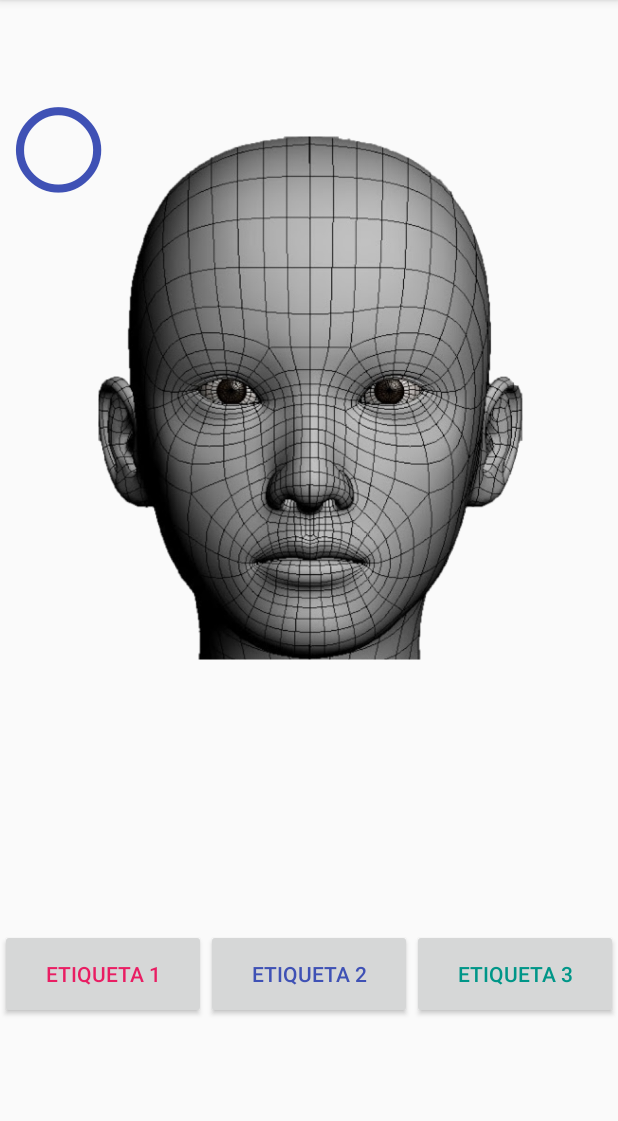
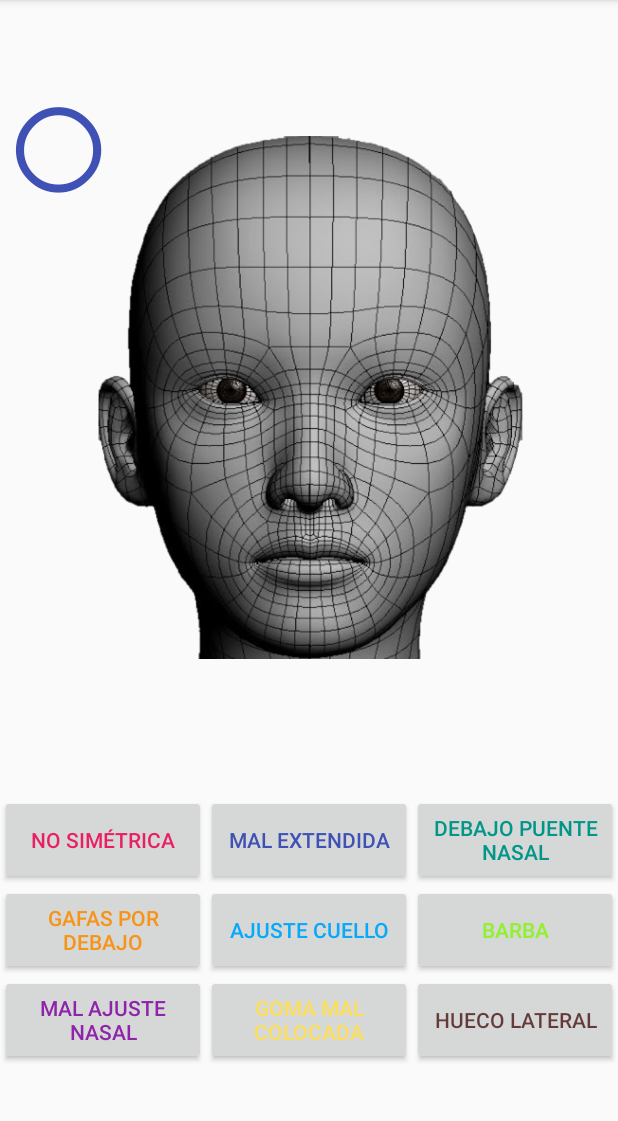
Before and after one commit to jesus-tomas-girones/Mascarillas, an Android app: the LabelActivity screen opened directly, with no data from a screen before it, on a phone screen of 412 x 824 dp, the part 84-1205 px from its top. Run offline under Robolectric (Android 15) with nearby library versions, the phone set to English and light mode, and no system bars; 1 statement that could not run was skipped.

Commit message:
Agregando más etiquetas al activity_label

```diff
--- a/app/src/main/java/es/upv/master/android/reconocimientofacial/EvaluadorActivity.java
+++ b/app/src/main/java/es/upv/master/android/reconocimientofacial/EvaluadorActivity.java
@@ -3,6 +3,7 @@ package es.upv.master.android.reconocimientofacial;
 import android.content.Context;
 import android.content.Intent;
 import android.os.Bundle;
+import android.util.Log;
 import android.view.View;
 import android.widget.Toast;
 
@@ -17,6 +18,8 @@ import com.google.firebase.firestore.FirebaseFirestore;
 import com.google.firebase.firestore.Query;
 
 import java.io.Serializable;
+
+import es.upv.master.android.reconocimientofacial.label.LabelActivity;
 
 import static es.upv.master.android.reconocimientofacial.RecognitionActivity.nombreDirectorioFotos;
 
@@ -37,8 +40,8 @@ public class EvaluadorActivity extends AppCompatActivity {
 
         //
         tabs = (TabLayout) findViewById(R.id.tabs);
-        String tab0 = getResources().getString(R.string.tab_lista_evaluados);
-        String tab1 = getResources().getString(R.string.tab_lista_sin_evaluar);
+        String tab1 = getResources().getString(R.string.tab_lista_evaluados);
+        String tab0 = getResources().getString(R.string.tab_lista_sin_evaluar);
         tabs.addTab(tabs.newTab().setText(tab0));
         tabs.addTab(tabs.newTab().setText(tab1));
         tabs.setTabMode(TabLayout.MODE_SCROLLABLE);
@@ -91,13 +94,15 @@ public class EvaluadorActivity extends AppCompatActivity {
             public void onClick(View view) {
                 int position = recyclerView.getChildAdapterPosition(view);
                 Photo photoItem = (Photo) adaptador.getItem(position);
-                //String idItem = adaptador.getSnapshots().getSnapshot(position).getId();
+                String namePhoto = adaptador.getSnapshots().getSnapshot(position).getId();
+                String type = String.valueOf(namePhoto.charAt(namePhoto.length()-1));
+                Log.d("Nombre Photo", "Nombre: "+namePhoto+" Tipo: "+type);
                 Context context = getApplicationContext();
-                Intent intent = new Intent(context, DetailsPhotoActivity.class);
+                Intent intent = new Intent(context, LabelActivity.class);
                 intent.addFlags(Intent.FLAG_ACTIVITY_NEW_TASK);
-                intent.putExtra("Id_photoDetails", photoItem.getCreation_date());
-                intent.putExtra("Label_photoDetails", photoItem.isLabelled());
-                intent.putExtra("URL_photoDetails", photoItem.getUrlPhoto());
+                intent.putExtra("Id_photoLabel", photoItem.getCreation_date());
+                intent.putExtra("Label_photoLabel", photoItem.isLabelled());
+                intent.putExtra("URL_photoLabel", photoItem.getUrlPhoto());
                 context.startActivity(intent);
             }
         });
--- a/app/src/main/java/es/upv/master/android/reconocimientofacial/MainActivity.java
+++ b/app/src/main/java/es/upv/master/android/reconocimientofacial/MainActivity.java
@@ -58,8 +58,9 @@ public class MainActivity extends AppCompatActivity {
         }
 
         else if (id == R.id.menu_ser_evaluador) {
-
-            alertDialogLogin();
+            //alertDialogLogin();
+            Intent i = new Intent(getApplicationContext(), EvaluadorActivity.class);
+            startActivity(i);
             return true;
         }
 
--- a/app/src/main/java/es/upv/master/android/reconocimientofacial/label/LabelActivity.java
+++ b/app/src/main/java/es/upv/master/android/reconocimientofacial/label/LabelActivity.java
@@ -8,6 +8,9 @@ import android.widget.ImageView;
 import android.widget.TextView;
 
 import androidx.appcompat.app.AppCompatActivity;
+
+import com.bumptech.glide.Glide;
+
 import es.upv.master.android.reconocimientofacial.R;
 
 public class LabelActivity extends AppCompatActivity implements View.OnTouchListener {
@@ -30,6 +33,15 @@ public class LabelActivity extends AppCompatActivity implements View.OnTouchList
       circle3 = findViewById(R.id.textView3);
       photo.setOnTouchListener(this);
       //Cargamos la imagen de storage
+      Bundle extras = getIntent().getExtras();
+      //Long idPhoto = extras.getLong("Id_photoLabel");
+      //boolean labelPhoto = extras.getBoolean("Label_photoLabel");
+      String uriPhoto = extras.getString("URL_photoLabel");
+
+      Glide.with(getApplicationContext())
+              .load(uriPhoto)
+              .placeholder(R.drawable.mask_frontal)
+              .into(photo);
    }
 
    private TextView getCircle() {
--- a/app/src/main/res/layout/activity_label.xml
+++ b/app/src/main/res/layout/activity_label.xml
@@ -13,7 +13,6 @@
         android:layout_height="530dp"
         android:adjustViewBounds="true"
         android:cropToPadding="true"
-        android:scaleType="centerInside"
         app:layout_constraintEnd_toEndOf="parent"
         app:layout_constraintStart_toStartOf="parent"
         app:layout_constraintTop_toTopOf="parent"
@@ -21,39 +20,38 @@
 
     <Button
         android:id="@+id/btn_1"
-        android:tag="1"
         android:layout_width="0dp"
         android:layout_height="60dp"
-        android:text="etiqueta 1"
+        android:onClick="onButtonClic"
+        android:tag="1"
+        android:text="@string/label_1"
         android:textColor="#E91E63"
-        android:onClick="onButtonClic"
-        app:layout_constraintBottom_toBottomOf="parent"
         app:layout_constraintEnd_toStartOf="@+id/btn_2"
         app:layout_constraintHorizontal_bias="0.5"
         app:layout_constraintStart_toStartOf="parent"
         app:layout_constraintTop_toBottomOf="@+id/photo" />
+
     <Button
         android:id="@+id/btn_2"
         android:layout_width="0dp"
         android:layout_height="60dp"
-        android:text="etiqueta 2"
+        android:onClick="onButtonClic"
         android:tag="2"
+        android:text="@string/label_2"
         android:textColor="#3F51B5"
-        android:onClick="onButtonClic"
-        app:layout_constraintBottom_toBottomOf="parent"
         app:layout_constraintEnd_toStartOf="@+id/btn_3"
         app:layout_constraintHorizontal_bias="0.5"
         app:layout_constraintStart_toEndOf="@id/btn_1"
         app:layout_constraintTop_toBottomOf="@+id/photo" />
+
     <Button
         android:id="@+id/btn_3"
         android:layout_width="0dp"
         android:layout_height="60dp"
-        android:text="etiqueta 3"
+        android:onClick="onButtonClic"
         android:tag="3"
+        android:text="@string/label_3"
         android:textColor="#009688"
-        android:onClick="onButtonClic"
-        app:layout_constraintBottom_toBottomOf="parent"
         app:layout_constraintEnd_toEndOf="parent"
         app:layout_constraintHorizontal_bias="0.5"
         app:layout_constraintStart_toEndOf="@+id/btn_2"
@@ -61,28 +59,78 @@
 
     <Button
         android:id="@+id/btn_4"
-        android:layout_width="1dp"
+        android:layout_width="0dp"
         android:layout_height="60dp"
-        android:text="etiqueta 4"
+        android:onClick="onButtonClic"
         android:tag="4"
-        android:onClick="onButtonClic"
-        app:layout_constraintEnd_toEndOf="parent"
-        app:layout_constraintHorizontal_bias="0.5"
-        app:layout_constraintStart_toEndOf="@+id/btn_2"
-        app:layout_constraintTop_toBottomOf="@+id/photo" />
-        tools:visibility="invisible" />
+        android:text="@string/label_4"
+        android:textColor="#E4FB8C00"
+        app:layout_constraintEnd_toEndOf="@+id/btn_1"
+        app:layout_constraintStart_toStartOf="parent"
+        app:layout_constraintTop_toBottomOf="@+id/btn_1" />
+    <!--tools:visibility="invisible" /-->
 
     <Button
         android:id="@+id/btn_5"
-        android:layout_width="1dp"
+        android:layout_width="0dp"
         android:layout_height="60dp"
-        android:text="etiqueta 5"
+        android:onClick="onButtonClic"
         android:tag="5"
+        android:text="@string/label_5"
+        android:textColor="#07A9F8"
+        app:layout_constraintEnd_toStartOf="@+id/btn_6"
+        app:layout_constraintStart_toEndOf="@+id/btn_4"
+        app:layout_constraintTop_toBottomOf="@+id/btn_2" />
+
+    <Button
+        android:id="@+id/btn_6"
+        android:layout_width="0dp"
+        android:layout_height="60dp"
         android:onClick="onButtonClic"
+        android:tag="6"
+        android:text="@string/label_6"
+        android:textColor="#91F12D"
         app:layout_constraintEnd_toEndOf="parent"
-        app:layout_constraintHorizontal_bias="0.5"
         app:layout_constraintStart_toEndOf="@+id/btn_2"
-        app:layout_constraintTop_toBottomOf="@+id/photo" />
+        app:layout_constraintTop_toBottomOf="@+id/btn_3" />
+
+    <Button
+        android:id="@+id/btn_7"
+        android:layout_width="0dp"
+        android:layout_height="60dp"
+        android:onClick="onButtonClic"
+        android:tag="7"
+        android:text="@string/label_7"
+        android:textColor="#8E24AA"
+        app:layout_constraintEnd_toEndOf="@+id/btn_1"
+        app:layout_constraintStart_toStartOf="parent"
+        app:layout_constraintTop_toBottomOf="@+id/btn_4" />
+
+
+    <Button
+        android:id="@+id/btn_8"
+        android:layout_width="0dp"
+        android:layout_height="60dp"
+        android:onClick="onButtonClic"
+        android:tag="8"
+        android:text="@string/label_8"
+        android:textColor="#FBDE5B"
+        app:layout_constraintEnd_toStartOf="@+id/btn_6"
+        app:layout_constraintStart_toEndOf="@+id/btn_4"
+        app:layout_constraintTop_toBottomOf="@+id/btn_5" />
+
+    <Button
+        android:id="@+id/btn_9"
+        android:layout_width="0dp"
+        android:layout_height="60dp"
+        android:onClick="onButtonClic"
+        android:tag="9"
+        android:text="@string/label_9"
+        android:textColor="#C3430A09"
+        app:layout_constraintEnd_toEndOf="parent"
+        app:layout_constraintStart_toEndOf="@+id/btn_2"
+        app:layout_constraintTop_toBottomOf="@+id/btn_6" />
+
 
     <TextView
         android:id="@+id/textView1"
@@ -116,7 +164,6 @@
         android:textSize="129dp"
         tools:layout_editor_absoluteX="255dp"
         tools:layout_editor_absoluteY="-27dp" />
-    tools:visibility="invisible" />
 
 
 </androidx.constraintlayout.widget.ConstraintLayout>
--- a/app/src/main/res/values/strings.xml
+++ b/app/src/main/res/values/strings.xml
@@ -30,7 +30,6 @@ PROTECCIÓN DE DATOS:\n Las fotografías son tratadas de forma totalmente anóni
     <string name="snackbar_try_mach_face">Intenta coincidir tu cara con la imagen</string>
     <string name="snackbar_error">ERROR INESPERADO</string>
 
-
     <!-- Strings de diálogo login personalizado -->
     <string name="mostrar_contrasena_check">Mostrar contraseña</string>
     <string name="password_error">Contraseña Incorrecta!</string>
@@ -44,6 +43,17 @@ PROTECCIÓN DE DATOS:\n Las fotografías son tratadas de forma totalmente anóni
     <string name="tab_lista_evaluados">Lista Evaluados</string>
     <string name="tab_lista_sin_evaluar">Lista Sin Evaluar</string>
 
-
+    <!-- Tipos de Problemas Fotos     -->
+    <string name="label_1">No simétrica</string>
+    <string name="label_2">Mal extendida</string>
+    <string name="label_3">Debajo puente nasal</string>
+    <string name="label_4">Gafas por debajo</string>
+    <string name="label_5">Ajuste Cuello</string>
+    <string name="label_6">Barba</string>
+    <string name="label_7">Mal ajuste nasal</string>
+    <string name="label_8">Goma mal colocada</string>
+    <string name="label_9">Hueco Lateral</string>
+    <string name="label_10">Hueco Lateral Der</string>
+    <string name="label_11">Hueco Lateral Izq</string>
 
 </resources>
```
